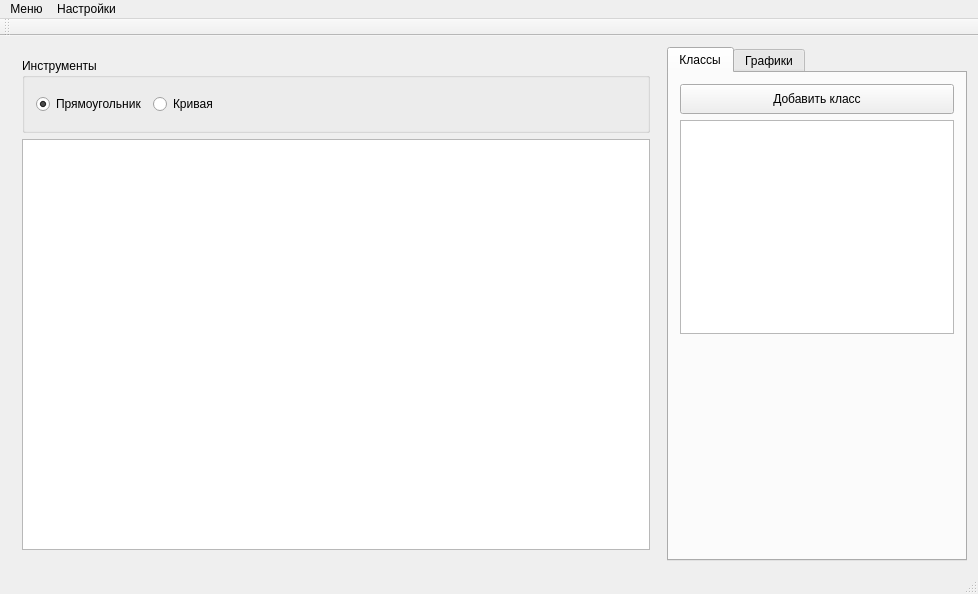
relaxesemind/SuperBinarization, file SuperBinarization/Forms/mainwindow.ui: the form before one commit.
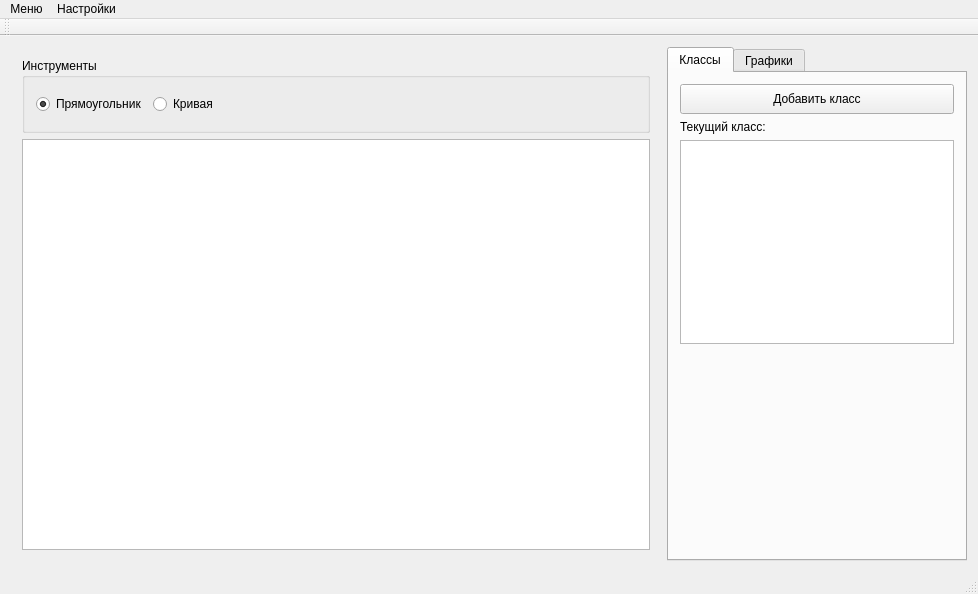
The form after the commit. Custom widgets are drawn as their Qt base class.

```diff
--- a/SuperBinarization/Forms/mainwindow.ui
+++ b/SuperBinarization/Forms/mainwindow.ui
@@ -56,6 +56,13 @@
           </property>
          </widget>
         </item>
+        <item>
+         <widget class="QLabel" name="label">
+          <property name="text">
+           <string>Текущий класс:</string>
+          </property>
+         </widget>
+        </item>
         <item>
          <widget class="QListWidget" name="classListWidget">
           <property name="maximumSize">
```
